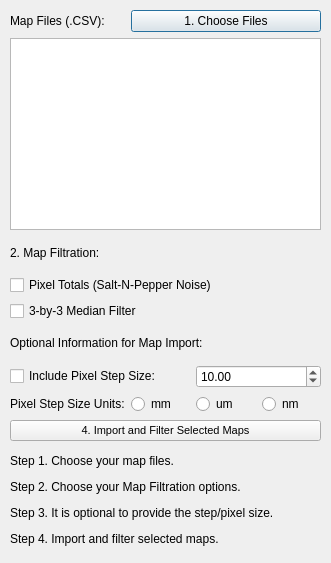
This is Import_Dialog.ui in ianthomas23/QACD-quack as Qt 5 draws it before an edit. The edited form follows.
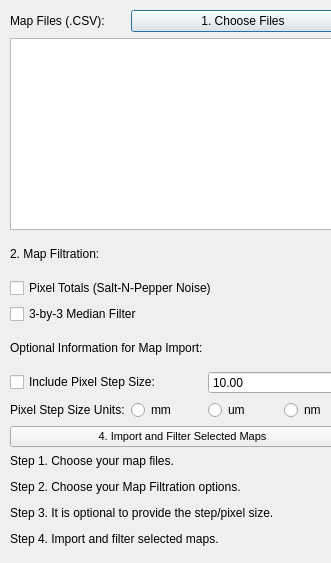
This is the edited form. Icons and pictures are not drawn.

```diff
--- a/Import_Dialog.ui
+++ b/Import_Dialog.ui
@@ -11,7 +11,7 @@
    </rect>
   </property>
   <property name="sizePolicy">
-   <sizepolicy hsizetype="Fixed" vsizetype="Fixed">
+   <sizepolicy hsizetype="Preferred" vsizetype="Preferred">
     <horstretch>0</horstretch>
     <verstretch>0</verstretch>
    </sizepolicy>
@@ -34,8 +34,8 @@
     <rect>
      <x>10</x>
      <y>10</y>
-     <width>311</width>
-     <height>431</height>
+     <width>345</width>
+     <height>437</height>
     </rect>
    </property>
    <layout class="QGridLayout" name="gridLayout">
```
